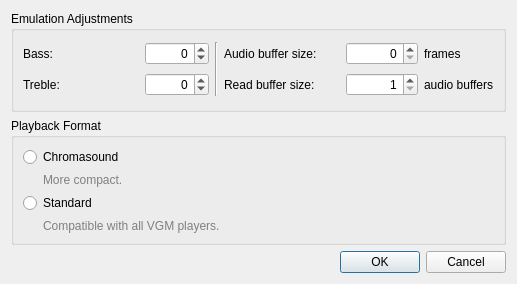
The window that dialogs/settings/settingsdialog.ui (nirjacobson/Chromasound-Studio) describes before a commit, drawn with Qt 5.
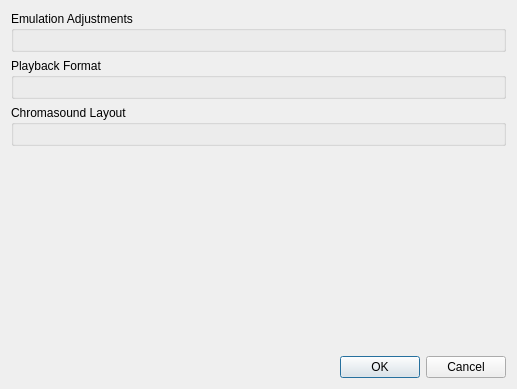
The same window after the commit. Custom widgets are drawn as their Qt base class.

Commit message: UI for configuring Chromasound layout

Patch:
```diff
--- a/dialogs/settings/settingsdialog.ui
+++ b/dialogs/settings/settingsdialog.ui
@@ -7,7 +7,7 @@
     <x>0</x>
     <y>0</y>
     <width>517</width>
-    <height>284</height>
+    <height>389</height>
    </rect>
   </property>
   <property name="minimumSize">
@@ -21,213 +21,30 @@
   </property>
   <layout class="QGridLayout" name="gridLayout_2">
    <item row="0" column="0">
-    <widget class="QGroupBox" name="groupBox_2">
+    <widget class="QGroupBox" name="groupBox">
      <property name="title">
       <string>Emulation Adjustments</string>
      </property>
      <layout class="QGridLayout" name="gridLayout">
-      <item row="0" column="3">
-       <widget class="QLabel" name="audioBufferSizeLabel">
-        <property name="text">
-         <string>Audio buffer size:</string>
-        </property>
-       </widget>
-      </item>
-      <item row="1" column="3">
-       <widget class="QLabel" name="readBufferSizeLabel">
-        <property name="text">
-         <string>Read buffer size:</string>
-        </property>
-       </widget>
-      </item>
-      <item row="1" column="4">
-       <widget class="QSpinBox" name="readBufferSizeSpinBox">
-        <property name="maximumSize">
-         <size>
-          <width>72</width>
-          <height>16777215</height>
-         </size>
-        </property>
-        <property name="alignment">
-         <set>Qt::AlignRight|Qt::AlignTrailing|Qt::AlignVCenter</set>
-        </property>
-        <property name="minimum">
-         <number>1</number>
-        </property>
-        <property name="maximum">
-         <number>1000</number>
-        </property>
-       </widget>
-      </item>
-      <item row="1" column="0">
-       <widget class="QLabel" name="trebleLabel">
-        <property name="text">
-         <string>Treble:</string>
-        </property>
-       </widget>
-      </item>
-      <item row="0" column="1">
-       <widget class="QSpinBox" name="bassSpinBox">
-        <property name="maximumSize">
-         <size>
-          <width>64</width>
-          <height>16777215</height>
-         </size>
-        </property>
-        <property name="sizeIncrement">
-         <size>
-          <width>64</width>
-          <height>0</height>
-         </size>
-        </property>
-        <property name="alignment">
-         <set>Qt::AlignRight|Qt::AlignTrailing|Qt::AlignVCenter</set>
-        </property>
-        <property name="minimum">
-         <number>-100</number>
-        </property>
-        <property name="maximum">
-         <number>100</number>
-        </property>
-       </widget>
-      </item>
       <item row="0" column="0">
-       <widget class="QLabel" name="bassLabel">
-        <property name="text">
-         <string>Bass:</string>
-        </property>
-       </widget>
-      </item>
-      <item row="0" column="4">
-       <widget class="QSpinBox" name="audioBufferSizeSpinBox">
-        <property name="maximumSize">
-         <size>
-          <width>72</width>
-          <height>16777215</height>
-         </size>
-        </property>
-        <property name="alignment">
-         <set>Qt::AlignRight|Qt::AlignTrailing|Qt::AlignVCenter</set>
-        </property>
-        <property name="minimum">
-         <number>0</number>
-        </property>
-        <property name="maximum">
-         <number>44100</number>
-        </property>
-       </widget>
-      </item>
-      <item row="1" column="1">
-       <widget class="QSpinBox" name="trebleSpinBox">
-        <property name="maximumSize">
-         <size>
-          <width>64</width>
-          <height>16777215</height>
-         </size>
-        </property>
-        <property name="sizeIncrement">
-         <size>
-          <width>64</width>
-          <height>0</height>
-         </size>
-        </property>
-        <property name="alignment">
-         <set>Qt::AlignRight|Qt::AlignTrailing|Qt::AlignVCenter</set>
-        </property>
-        <property name="minimum">
-         <number>-100</number>
-        </property>
-        <property name="maximum">
-         <number>100</number>
-        </property>
-       </widget>
-      </item>
-      <item row="0" column="2" rowspan="2">
-       <widget class="Line" name="line">
-        <property name="orientation">
-         <enum>Qt::Vertical</enum>
-        </property>
-       </widget>
-      </item>
-      <item row="0" column="5">
-       <widget class="QLabel" name="framesLabel">
-        <property name="sizePolicy">
-         <sizepolicy hsizetype="Maximum" vsizetype="Preferred">
-          <horstretch>0</horstretch>
-          <verstretch>0</verstretch>
-         </sizepolicy>
-        </property>
-        <property name="text">
-         <string>frames</string>
-        </property>
-       </widget>
-      </item>
-      <item row="1" column="5">
-       <widget class="QLabel" name="audioBuffersLabel">
-        <property name="sizePolicy">
-         <sizepolicy hsizetype="Maximum" vsizetype="Preferred">
-          <horstretch>0</horstretch>
-          <verstretch>0</verstretch>
-         </sizepolicy>
-        </property>
-        <property name="text">
-         <string>audio buffers</string>
-        </property>
-       </widget>
+       <widget class="EmulationSettingsWidget" name="emulationSettingsWidget" native="true"/>
       </item>
      </layout>
     </widget>
    </item>
-   <item row="1" column="0">
+   <item row="2" column="0">
     <widget class="QGroupBox" name="groupBox_3">
      <property name="title">
       <string>Playback Format</string>
      </property>
-     <layout class="QVBoxLayout" name="verticalLayout">
-      <item>
-       <widget class="QRadioButton" name="chromasoundRadioButton">
-        <property name="text">
-         <string>Chromasound</string>
-        </property>
-       </widget>
-      </item>
-      <item>
-       <widget class="QLabel" name="chromasoundLabel">
-        <property name="styleSheet">
-         <string notr="true">color: gray;</string>
-        </property>
-        <property name="text">
-         <string>More compact.</string>
-        </property>
-        <property name="indent">
-         <number>20</number>
-        </property>
-       </widget>
-      </item>
-      <item>
-       <widget class="QRadioButton" name="standardRadioButton">
-        <property name="text">
-         <string>Standard</string>
-        </property>
-       </widget>
-      </item>
-      <item>
-       <widget class="QLabel" name="standardLabel">
-        <property name="styleSheet">
-         <string notr="true">color: gray;</string>
-        </property>
-        <property name="text">
-         <string>Compatible with all VGM players.</string>
-        </property>
-        <property name="indent">
-         <number>20</number>
-        </property>
-       </widget>
+     <layout class="QGridLayout" name="gridLayout_3">
+      <item row="0" column="0">
+       <widget class="PlaybackSettingsWidget" name="playbackSettingsWidget" native="true"/>
       </item>
      </layout>
     </widget>
    </item>
-   <item row="2" column="0">
+   <item row="5" column="0">
     <widget class="QDialogButtonBox" name="buttonBox">
      <property name="orientation">
       <enum>Qt::Horizontal</enum>
@@ -237,16 +54,53 @@
      </property>
     </widget>
    </item>
+   <item row="4" column="0">
+    <spacer name="verticalSpacer">
+     <property name="orientation">
+      <enum>Qt::Vertical</enum>
+     </property>
+     <property name="sizeHint" stdset="0">
+      <size>
+       <width>20</width>
+       <height>40</height>
+      </size>
+     </property>
+    </spacer>
+   </item>
+   <item row="3" column="0">
+    <widget class="QGroupBox" name="groupBox_2">
+     <property name="title">
+      <string>Chromasound Layout</string>
+     </property>
+     <layout class="QGridLayout" name="gridLayout_4">
+      <item row="0" column="0">
+       <widget class="ChromasoundLayoutWidget" name="chromasoundLayoutWidget" native="true"/>
+      </item>
+     </layout>
+    </widget>
+   </item>
   </layout>
  </widget>
- <tabstops>
-  <tabstop>bassSpinBox</tabstop>
-  <tabstop>trebleSpinBox</tabstop>
-  <tabstop>audioBufferSizeSpinBox</tabstop>
-  <tabstop>readBufferSizeSpinBox</tabstop>
-  <tabstop>chromasoundRadioButton</tabstop>
-  <tabstop>standardRadioButton</tabstop>
- </tabstops>
+ <customwidgets>
+  <customwidget>
+   <class>EmulationSettingsWidget</class>
+   <extends>QWidget</extends>
+   <header>dialogs/settings/emulationsettingswidget.h</header>
+   <container>1</container>
+  </customwidget>
+  <customwidget>
+   <class>PlaybackSettingsWidget</class>
+   <extends>QWidget</extends>
+   <header>dialogs/settings/playbacksettingswidget.h</header>
+   <container>1</container>
+  </customwidget>
+  <customwidget>
+   <class>ChromasoundLayoutWidget</class>
+   <extends>QWidget</extends>
+   <header>dialogs/settings/chromasoundlayoutwidget.h</header>
+   <container>1</container>
+  </customwidget>
+ </customwidgets>
  <resources/>
  <connections>
   <connection>
```
The commit also changes 15 other files.
